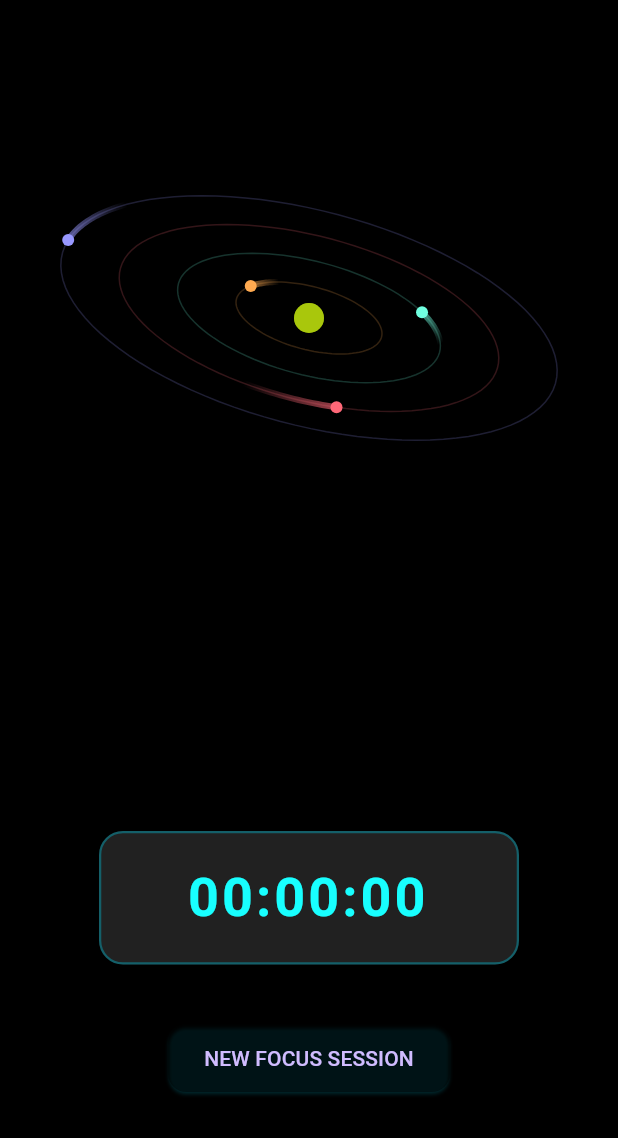
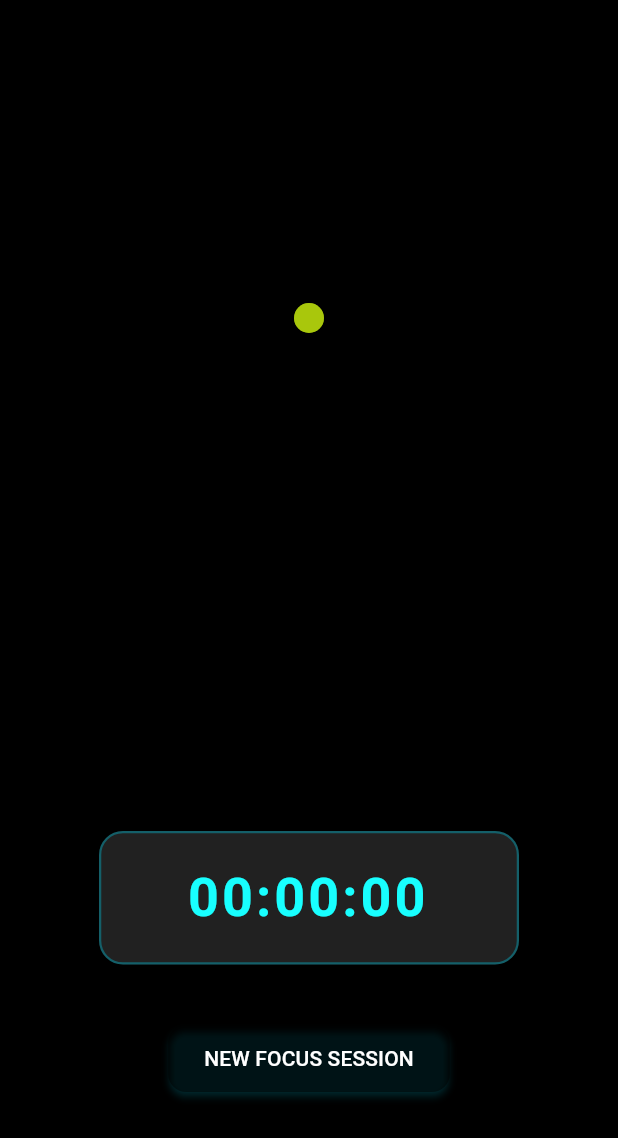
Before and after one commit to jellycat1/celestial_chronometer, a Flutter app: the screen it shows after launch, on a phone screen of 412 x 824 dp. Shown: the top 1138 px of the screen. Run offline on Flutter 3.47's test engine with Material 3 defaults, Android fonts, the phone set to English and light mode, and no system bars; our stand-ins replace wakelock_plus.

Commit message:
Refactor buttons; start focus session ui

```diff
--- a/lib/focus_session_screen.dart
+++ b/lib/focus_session_screen.dart
@@ -12,12 +12,17 @@ class FocusSessionScreen extends StatefulWidget {
 class _FocusSessionScreenState extends State<FocusSessionScreen> with SingleTickerProviderStateMixin {
 
   late Duration sessionDuration;
+  late int _sessionSecondsLeft;
+
+  int _secondsElapsed = 0;
+
 
   @override
   void initState() {
     super.initState();
 
     sessionDuration = widget.sessionDuration;
+    _sessionSecondsLeft = sessionDuration.inSeconds;
   }
 
 
@@ -27,9 +32,85 @@ class _FocusSessionScreenState extends State<FocusSessionScreen> with SingleTick
       backgroundColor: Colors.black,
       body: Stack(
         children: [
-          Text("Duration: ${sessionDuration.inMinutes}"),
+          // Text("Duration: ${sessionDuration.inMinutes}"),
+          Positioned(
+            left: 0,
+            right: 0,
+            bottom: 96,
+            child: Column(
+              children: [
+                Text(
+                  "${(_sessionSecondsLeft ~/ 60).toString().padLeft(2, '0')}:${(_sessionSecondsLeft % 60).toString().padLeft(2, '0')}",
+                  style: const TextStyle(
+                    fontSize: 80,
+                    shadows: [
+                      Shadow(
+                        blurRadius: 13.0,
+                        color: Colors.cyan,
+                        offset: Offset(0, 0), // (0,0) keeps the glow perfectly centered
+                      ),
+                    ]
+                  )
+                ),
+
+                Row(
+                  mainAxisAlignment: MainAxisAlignment.center,
+                  spacing: 20,
+                  children: [
+                    SizedBox(
+                      height: 45,
+                      child: StyledButton(
+                        content: "START SESSION",
+                        onPressed: () {},
+                      )
+                    ),
+                    SizedBox(
+                      height: 45,
+                      child: StyledButton(
+                        content: "ABANDON SESSION",
+                        onPressed: () {},
+                      )
+                    ),
+                  ],
+                ),
+              ],
+            ),
+          ),
         ],
       )
     );
   }
 }
+
+class StyledButton extends StatelessWidget {
+  final String content;
+  final VoidCallback? onPressed;
+
+  const StyledButton({
+    super.key,
+    required this.content,
+    required this.onPressed,
+  });
+
+  @override
+  Widget build(BuildContext context) {
+    return ElevatedButton(
+      onPressed: onPressed,
+      style: ElevatedButton.styleFrom(
+        backgroundColor: Colors.black.withValues(alpha: 0.5),
+        shape: RoundedRectangleBorder(
+          borderRadius: BorderRadius.circular(12)
+        ),
+        shadowColor: Colors.cyan.withValues(alpha: 0.5),
+        elevation: 2,
+      ),
+      child: Text(
+        content,
+        style: TextStyle(
+          color: Colors.white,
+
+        )
+      )
+    );
+  }
+}
--- a/lib/focus_timer_screen.dart
+++ b/lib/focus_timer_screen.dart
@@ -1,6 +1,7 @@
 import 'package:celestial_chronometer/models/planet_data.dart';
 import 'package:celestial_chronometer/focus_session_screen.dart';
 import 'package:celestial_chronometer/widgets/focus_time_input_field.dart';
+import 'package:celestial_chronometer/focus_session_screen.dart';
 
 import 'package:flutter/material.dart';
 import 'package:wakelock_plus/wakelock_plus.dart';
@@ -38,30 +39,30 @@ class _FocusTimerScreenState extends State<FocusTimerScreen> with SingleTickerPr
 
 
   final List<PlanetData> planets = const [
-    PlanetData(
-      orbitRadius: 50,
-      planetRadius: 4,
-      color: Color(0xFFFFAA50),
-      speedMultiplier: 1.7,
-    ),
-    PlanetData(
-      orbitRadius: 90,
-      planetRadius: 4,
-      color: Color(0xFF70FFE0),
-      speedMultiplier: 1.3,
-    ),
-    PlanetData(
-      orbitRadius: 130,
-      planetRadius: 4,
-      color: Color(0xFFFF6878),
-      speedMultiplier: 0.9,
-    ),
-    PlanetData(
-      orbitRadius: 170,
-      planetRadius: 4,
-      color: Color(0xFF9898FF),
-      speedMultiplier: 0.5,
-    ),
+    // PlanetData(
+    //   orbitRadius: 50,
+    //   planetRadius: 4,
+    //   color: Color(0xFFFFAA50),
+    //   speedMultiplier: 1.7,
+    // ),
+    // PlanetData(
+    //   orbitRadius: 90,
+    //   planetRadius: 4,
+    //   color: Color(0xFF70FFE0),
+    //   speedMultiplier: 1.3,
+    // ),
+    // PlanetData(
+    //   orbitRadius: 130,
+    //   planetRadius: 4,
+    //   color: Color(0xFFFF6878),
+    //   speedMultiplier: 0.9,
+    // ),
+    // PlanetData(
+    //   orbitRadius: 170,
+    //   planetRadius: 4,
+    //   color: Color(0xFF9898FF),
+    //   speedMultiplier: 0.5,
+    // ),
   ];
 
 
@@ -270,7 +271,8 @@ class _FocusTimerScreenState extends State<FocusTimerScreen> with SingleTickerPr
                     children: [
                       SizedBox(
                         height: 45,
-                        child: ElevatedButton(
+                        child: StyledButton(
+                          content: "NEW FOCUS SESSION",
                           onPressed: () {
                             Navigator.push(
                               context,
@@ -278,18 +280,7 @@ class _FocusTimerScreenState extends State<FocusTimerScreen> with SingleTickerPr
                                 builder: (context) => FocusSessionScreen(sessionDuration: _selectedDuration,),
                               ),
                             );
-                          },
-                          style: ElevatedButton.styleFrom(
-                            shape: RoundedRectangleBorder(
-                              borderRadius: BorderRadius.circular(12.0),
-                            ),
-                            backgroundColor: Colors.black.withValues(alpha: 0.5),
-                            shadowColor: Colors.cyan.withValues(alpha: 0.5),
-                            elevation: 1,
-                          ),
-                          child: Text(
-                            "NEW FOCUS SESSION"
-                          ),
+                          }
                         ),
                       ),
                   //     SizedBox(
```
Also changed, not shown: lib/focus_session_painter.dart (added, +7 -0 lines), pubspec.lock, 6 other files.
